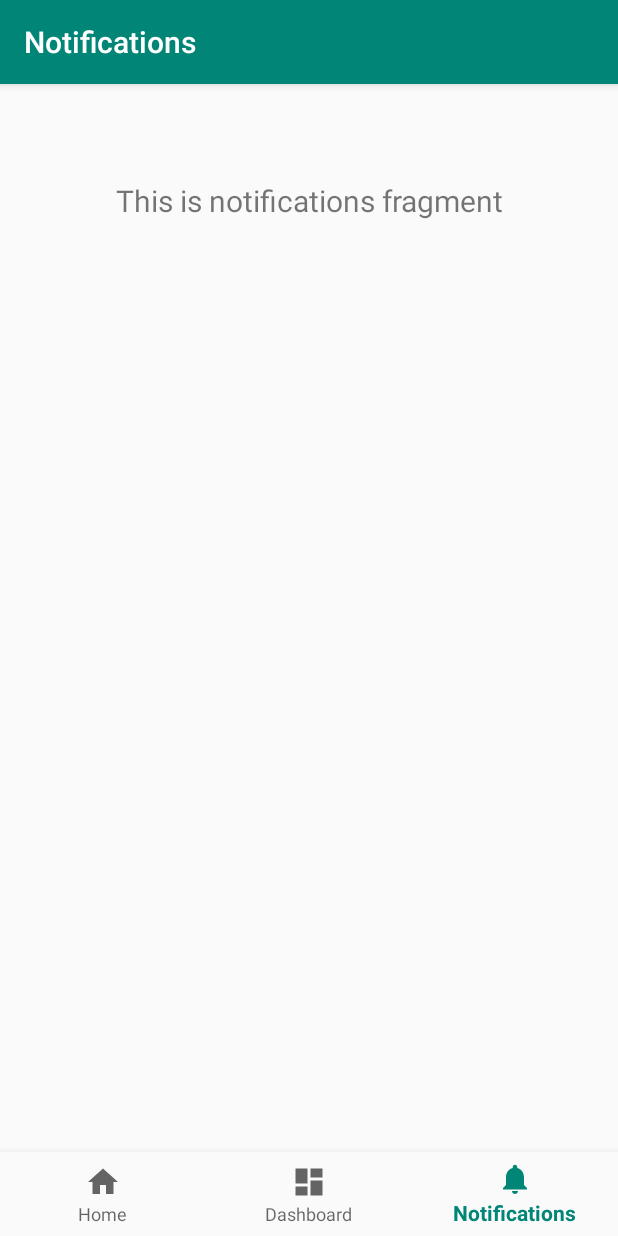
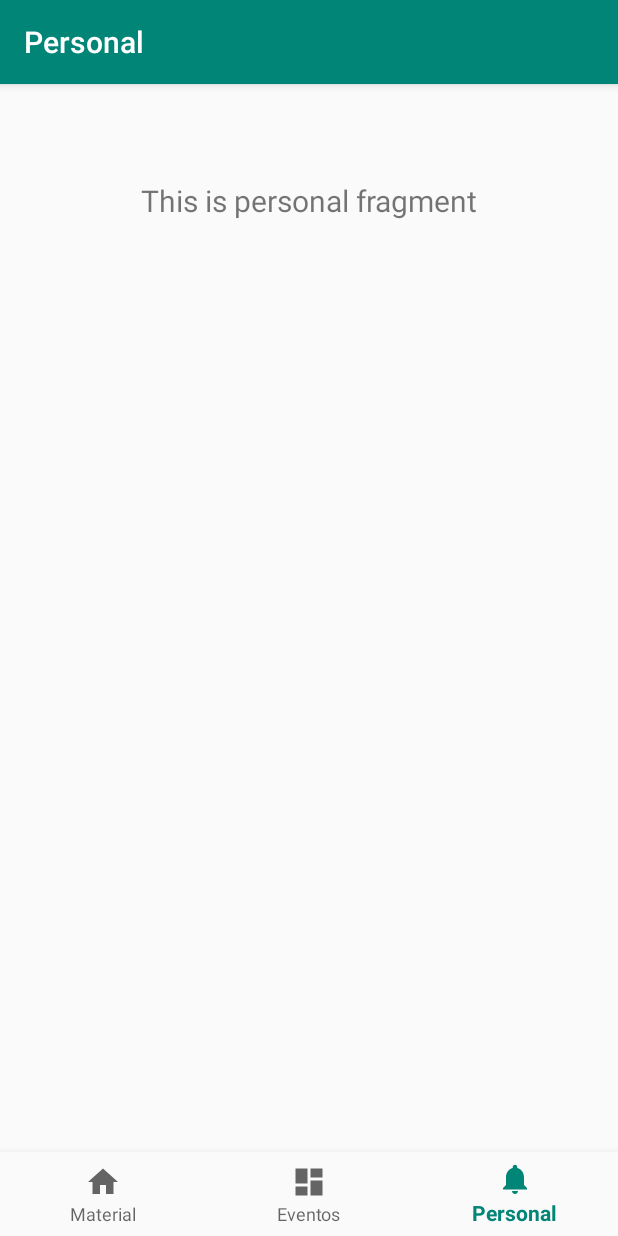
Before and after one commit to jcarlosalarconp/SLF-MANAGEMENT, an Android app: the PersonalFragment screen opened through its navigation route, item 3 of the bottom bar chosen, on a phone screen of 412 x 824 dp. Run offline under Robolectric (Android 15) with nearby library versions, the phone set to English and light mode, and no system bars; our stand-ins replace navigation-ui.

Commit message:
Primeros cambios - First Changes
Cambios en el Dashboard, nombre de clases y variables
-
Changes in Dashboard, classes and variables are changed

```diff
--- a/admin/app/src/main/java/com/example/slf_management/MainActivity.java
+++ b/admin/app/src/main/java/com/example/slf_management/MainActivity.java
@@ -20,7 +20,7 @@ public class MainActivity extends AppCompatActivity {
         // Passing each menu ID as a set of Ids because each
         // menu should be considered as top level destinations.
         AppBarConfiguration appBarConfiguration = new AppBarConfiguration.Builder(
-                R.id.navigation_home, R.id.navigation_dashboard, R.id.navigation_notifications)
+                R.id.navigation_material, R.id.navigation_eventos, R.id.navigation_personal)
                 .build();
         NavController navController = Navigation.findNavController(this, R.id.nav_host_fragment);
         NavigationUI.setupActionBarWithNavController(this, navController, appBarConfiguration);
--- a/admin/app/src/main/java/com/example/slf_management/ui/home/HomeFragment.java
+++ b/admin/app/src/main/java/com/example/slf_management/ui/eventos/EventosFragment.java
@@ -1,4 +1,4 @@
-package com.example.slf_management.ui.home;
+package com.example.slf_management.ui.eventos;
 
 import android.os.Bundle;
 import android.view.LayoutInflater;
@@ -14,17 +14,17 @@ import androidx.lifecycle.ViewModelProviders;
 
 import com.example.slf_management.R;
 
-public class HomeFragment extends Fragment {
+public class EventosFragment extends Fragment {
 
-    private HomeViewModel homeViewModel;
+    private EventosViewModel eventosViewModel;
 
     public View onCreateView(@NonNull LayoutInflater inflater,
                              ViewGroup container, Bundle savedInstanceState) {
-        homeViewModel =
-                ViewModelProviders.of(this).get(HomeViewModel.class);
-        View root = inflater.inflate(R.layout.fragment_home, container, false);
-        final TextView textView = root.findViewById(R.id.text_home);
-        homeViewModel.getText().observe(this, new Observer<String>() {
+        eventosViewModel =
+                ViewModelProviders.of(this).get(EventosViewModel.class);
+        View root = inflater.inflate(R.layout.fragment_eventos, container, false);
+        final TextView textView = root.findViewById(R.id.text_eventos);
+        eventosViewModel.getText().observe(this, new Observer<String>() {
             @Override
             public void onChanged(@Nullable String s) {
                 textView.setText(s);
--- a/admin/app/src/main/java/com/example/slf_management/ui/home/HomeViewModel.java
+++ b/admin/app/src/main/java/com/example/slf_management/ui/eventos/EventosViewModel.java
@@ -1,16 +1,16 @@
-package com.example.slf_management.ui.home;
+package com.example.slf_management.ui.eventos;
 
 import androidx.lifecycle.LiveData;
 import androidx.lifecycle.MutableLiveData;
 import androidx.lifecycle.ViewModel;
 
-public class HomeViewModel extends ViewModel {
+public class EventosViewModel extends ViewModel {
 
     private MutableLiveData<String> mText;
 
-    public HomeViewModel() {
+    public EventosViewModel() {
         mText = new MutableLiveData<>();
-        mText.setValue("This is home fragment");
+        mText.setValue("This is eventos fragment");
     }
 
     public LiveData<String> getText() {
--- a/admin/app/src/main/java/com/example/slf_management/ui/notifications/NotificationsFragment.java
+++ b/admin/app/src/main/java/com/example/slf_management/ui/material/MaterialFragment.java
@@ -1,4 +1,4 @@
-package com.example.slf_management.ui.notifications;
+package com.example.slf_management.ui.material;
 
 import android.os.Bundle;
 import android.view.LayoutInflater;
@@ -14,17 +14,17 @@ import androidx.lifecycle.ViewModelProviders;
 
 import com.example.slf_management.R;
 
-public class NotificationsFragment extends Fragment {
+public class MaterialFragment extends Fragment {
 
-    private NotificationsViewModel notificationsViewModel;
+    private MaterialViewModel materialViewModel;
 
     public View onCreateView(@NonNull LayoutInflater inflater,
                              ViewGroup container, Bundle savedInstanceState) {
-        notificationsViewModel =
-                ViewModelProviders.of(this).get(NotificationsViewModel.class);
-        View root = inflater.inflate(R.layout.fragment_notifications, container, false);
-        final TextView textView = root.findViewById(R.id.text_notifications);
-        notificationsViewModel.getText().observe(this, new Observer<String>() {
+        materialViewModel =
+                ViewModelProviders.of(this).get(MaterialViewModel.class);
+        View root = inflater.inflate(R.layout.fragment_material, container, false);
+        final TextView textView = root.findViewById(R.id.text_material);
+        materialViewModel.getText().observe(this, new Observer<String>() {
             @Override
             public void onChanged(@Nullable String s) {
                 textView.setText(s);
--- a/admin/app/src/main/java/com/example/slf_management/ui/notifications/NotificationsViewModel.java
+++ b/admin/app/src/main/java/com/example/slf_management/ui/material/MaterialViewModel.java
@@ -1,16 +1,16 @@
-package com.example.slf_management.ui.notifications;
+package com.example.slf_management.ui.material;
 
 import androidx.lifecycle.LiveData;
 import androidx.lifecycle.MutableLiveData;
 import androidx.lifecycle.ViewModel;
 
-public class NotificationsViewModel extends ViewModel {
+public class MaterialViewModel extends ViewModel {
 
     private MutableLiveData<String> mText;
 
-    public NotificationsViewModel() {
+    public MaterialViewModel() {
         mText = new MutableLiveData<>();
-        mText.setValue("This is notifications fragment");
+        mText.setValue("This is material fragment");
     }
 
     public LiveData<String> getText() {
--- a/admin/app/src/main/java/com/example/slf_management/ui/dashboard/DashboardFragment.java
+++ b/admin/app/src/main/java/com/example/slf_management/ui/personal/PersonalFragment.java
@@ -1,4 +1,4 @@
-package com.example.slf_management.ui.dashboard;
+package com.example.slf_management.ui.personal;
 
 import android.os.Bundle;
 import android.view.LayoutInflater;
@@ -14,17 +14,17 @@ import androidx.lifecycle.ViewModelProviders;
 
 import com.example.slf_management.R;
 
-public class DashboardFragment extends Fragment {
+public class PersonalFragment extends Fragment {
 
-    private DashboardViewModel dashboardViewModel;
+    private PersonalViewModel personalViewModel;
 
     public View onCreateView(@NonNull LayoutInflater inflater,
                              ViewGroup container, Bundle savedInstanceState) {
-        dashboardViewModel =
-                ViewModelProviders.of(this).get(DashboardViewModel.class);
-        View root = inflater.inflate(R.layout.fragment_dashboard, container, false);
-        final TextView textView = root.findViewById(R.id.text_dashboard);
-        dashboardViewModel.getText().observe(this, new Observer<String>() {
+        personalViewModel =
+                ViewModelProviders.of(this).get(PersonalViewModel.class);
+        View root = inflater.inflate(R.layout.fragment_personal, container, false);
+        final TextView textView = root.findViewById(R.id.text_personal);
+        personalViewModel.getText().observe(this, new Observer<String>() {
             @Override
             public void onChanged(@Nullable String s) {
                 textView.setText(s);
--- a/admin/app/src/main/java/com/example/slf_management/ui/dashboard/DashboardViewModel.java
+++ b/admin/app/src/main/java/com/example/slf_management/ui/personal/PersonalViewModel.java
@@ -1,16 +1,16 @@
-package com.example.slf_management.ui.dashboard;
+package com.example.slf_management.ui.personal;
 
 import androidx.lifecycle.LiveData;
 import androidx.lifecycle.MutableLiveData;
 import androidx.lifecycle.ViewModel;
 
-public class DashboardViewModel extends ViewModel {
+public class PersonalViewModel extends ViewModel {
 
     private MutableLiveData<String> mText;
 
-    public DashboardViewModel() {
+    public PersonalViewModel() {
         mText = new MutableLiveData<>();
-        mText.setValue("This is dashboard fragment");
+        mText.setValue("This is personal fragment");
     }
 
     public LiveData<String> getText() {
--- a/admin/app/src/main/res/layout/fragment_dashboard.xml
+++ b/admin/app/src/main/res/layout/fragment_eventos.xml
@@ -5,7 +5,7 @@
     android:layout_height="match_parent">
 
     <TextView
-        android:id="@+id/text_dashboard"
+        android:id="@+id/text_eventos"
         android:layout_width="match_parent"
         android:layout_height="wrap_content"
         android:layout_marginStart="8dp"
--- a/admin/app/src/main/res/layout/fragment_notifications.xml
+++ b/admin/app/src/main/res/layout/fragment_material.xml
@@ -5,7 +5,7 @@
     android:layout_height="match_parent">
 
     <TextView
-        android:id="@+id/text_notifications"
+        android:id="@+id/text_material"
         android:layout_width="match_parent"
         android:layout_height="wrap_content"
         android:layout_marginStart="8dp"
--- a/admin/app/src/main/res/layout/fragment_home.xml
+++ b/admin/app/src/main/res/layout/fragment_personal.xml
@@ -5,7 +5,7 @@
     android:layout_height="match_parent">
 
     <TextView
-        android:id="@+id/text_home"
+        android:id="@+id/text_personal"
         android:layout_width="match_parent"
         android:layout_height="wrap_content"
         android:layout_marginStart="8dp"
--- a/admin/app/src/main/res/menu/bottom_nav_menu.xml
+++ b/admin/app/src/main/res/menu/bottom_nav_menu.xml
@@ -2,18 +2,18 @@
 <menu xmlns:android="http://schemas.android.com/apk/res/android">
 
     <item
-        android:id="@+id/navigation_home"
-        android:icon="@drawable/ic_home_black_24dp"
-        android:title="@string/title_home" />
+        android:id="@+id/navigation_material"
+        android:icon="@drawable/ic_material_black_24dp"
+        android:title="@string/title_material" />
 
     <item
-        android:id="@+id/navigation_dashboard"
-        android:icon="@drawable/ic_dashboard_black_24dp"
-        android:title="@string/title_dashboard" />
+        android:id="@+id/navigation_eventos"
+        android:icon="@drawable/ic_eventos_black_24dp"
+        android:title="@string/title_eventos" />
 
     <item
-        android:id="@+id/navigation_notifications"
-        android:icon="@drawable/ic_notifications_black_24dp"
-        android:title="@string/title_notifications" />
+        android:id="@+id/navigation_personal"
+        android:icon="@drawable/ic_personal_black_24dp"
+        android:title="@string/title_personal" />
 
 </menu>
--- a/admin/app/src/main/res/navigation/mobile_navigation.xml
+++ b/admin/app/src/main/res/navigation/mobile_navigation.xml
@@ -3,23 +3,23 @@
     xmlns:app="http://schemas.android.com/apk/res-auto"
     xmlns:tools="http://schemas.android.com/tools"
     android:id="@+id/mobile_navigation"
-    app:startDestination="@+id/navigation_home">
+    app:startDestination="@+id/navigation_material">
 
     <fragment
-        android:id="@+id/navigation_home"
-        android:name="com.example.slf_management.ui.home.HomeFragment"
-        android:label="@string/title_home"
-        tools:layout="@layout/fragment_home" />
+        android:id="@+id/navigation_material"
+        android:name="com.example.slf_management.ui.material.MaterialFragment"
+        android:label="@string/title_material"
+        tools:layout="@layout/fragment_material" />
 
     <fragment
-        android:id="@+id/navigation_dashboard"
-        android:name="com.example.slf_management.ui.dashboard.DashboardFragment"
-        android:label="@string/title_dashboard"
-        tools:layout="@layout/fragment_dashboard" />
+        android:id="@+id/navigation_eventos"
+        android:name="com.example.slf_management.ui.eventos.EventosFragment"
+        android:label="@string/title_eventos"
+        tools:layout="@layout/fragment_eventos" />
 
     <fragment
-        android:id="@+id/navigation_notifications"
-        android:name="com.example.slf_management.ui.notifications.NotificationsFragment"
-        android:label="@string/title_notifications"
-        tools:layout="@layout/fragment_notifications" />
+        android:id="@+id/navigation_personal"
+        android:name="com.example.slf_management.ui.personal.PersonalFragment"
+        android:label="@string/title_personal"
+        tools:layout="@layout/fragment_personal" />
 </navigation>
--- a/admin/app/src/main/res/values/strings.xml
+++ b/admin/app/src/main/res/values/strings.xml
@@ -1,6 +1,6 @@
 <resources>
     <string name="app_name">SLF-MANAGEMENT</string>
-    <string name="title_home">Home</string>
-    <string name="title_dashboard">Dashboard</string>
-    <string name="title_notifications">Notifications</string>
+    <string name="title_material">Material</string>
+    <string name="title_eventos">Eventos</string>
+    <string name="title_personal">Personal</string>
 </resources>
```
Also changed, not shown: admin/app/src/main/res/drawable/ic_eventos_black_24dp.xml (renamed from admin/app/src/main/res/drawable/ic_dashboard_black_24dp.xml), admin/app/src/main/res/drawable/ic_material_black_24dp.xml (renamed from admin/app/src/main/res/drawable/ic_home_black_24dp.xml), admin/app/src/main/res/drawable/ic_personal_black_24dp.xml (renamed from admin/app/src/main/res/drawable/ic_notifications_black_24dp.xml).
